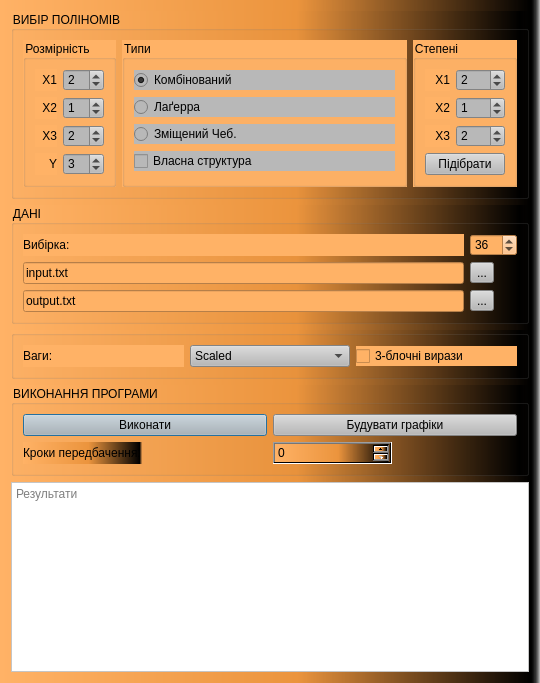
LabCreators/sysan3, file main_window.ui: the form before one commit.
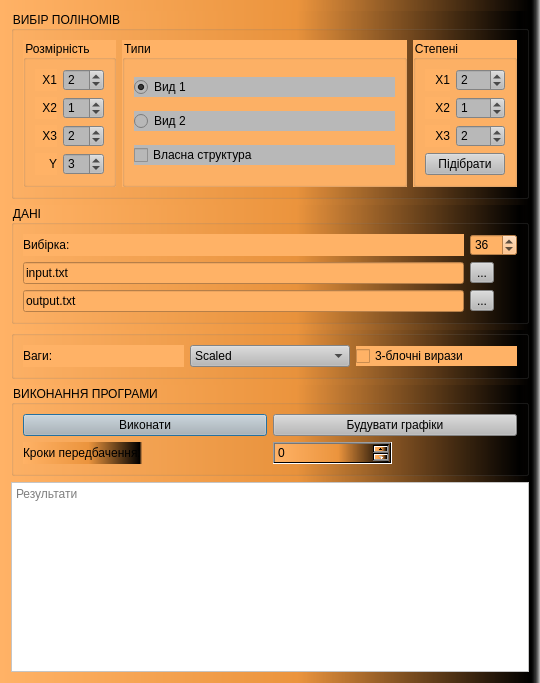
The form after the commit.

Commit message: Deleted, renamed buttons

The edit to the form file:
```diff
--- a/main_window.ui
+++ b/main_window.ui
@@ -500,7 +500,7 @@
             <string notr="true">background-color: rgb(184, 184, 184);</string>
            </property>
            <property name="text">
-            <string>Комбінований</string>
+            <string>Вид 1</string>
            </property>
            <property name="checked">
             <bool>true</bool>
@@ -513,17 +513,7 @@
             <string notr="true">background-color: rgb(184, 184, 184);</string>
            </property>
            <property name="text">
-            <string>Лаґерра</string>
-           </property>
-          </widget>
-         </item>
-         <item>
-          <widget class="QRadioButton" name="radio_sh_cheb_2">
-           <property name="styleSheet">
-            <string notr="true">background-color: rgb(184, 184, 184);</string>
-           </property>
-           <property name="text">
-            <string>Зміщений Чеб.</string>
+            <string>Вид 2</string>
            </property>
           </widget>
          </item>
```
Left out of the diff: 17 changed lines with no effect on the pictures.
